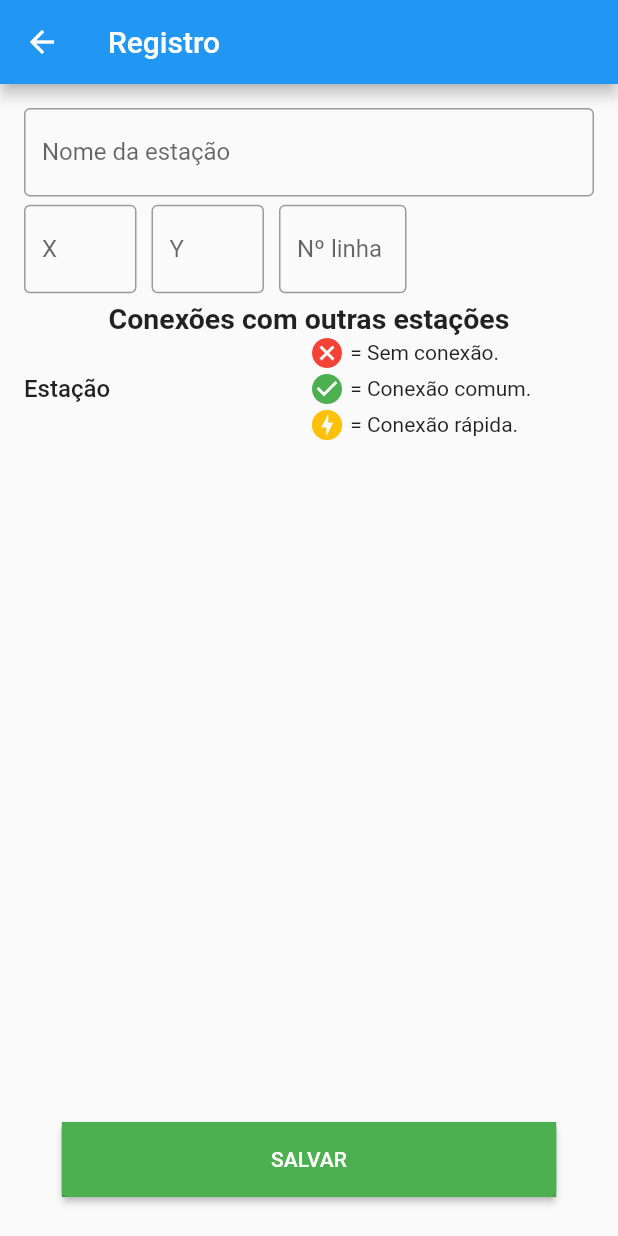
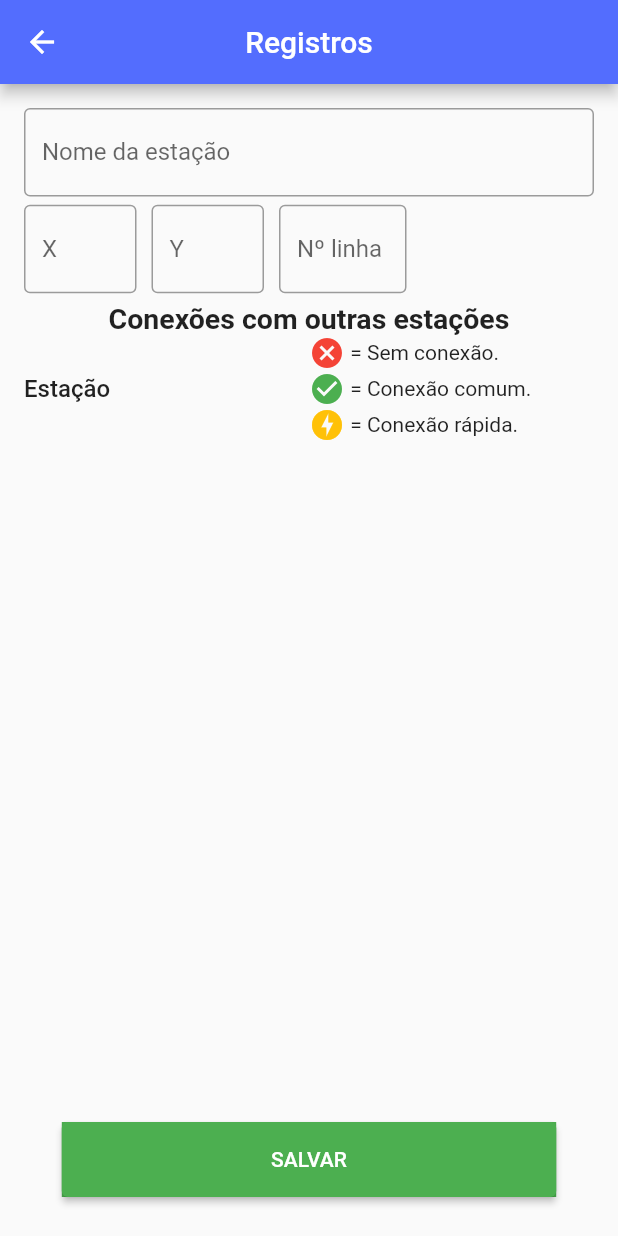
Before and after one commit to SantanaCosta/Route-Search, a Flutter app: the screen it shows after launch, item 3 of the bottom bar chosen, after a tap on the "add" icon, on a phone screen of 412 x 824 dp. Run offline on Flutter 3.47's test engine with Material 2 defaults, Android fonts, the phone set to English and light mode, and no system bars; our stand-ins replace dio, firebase_core, firebase_database, flutter_bloc; accounts and stored records are empty.

Commit message:
Novas cores

```diff
--- a/route_search/lib/main.dart
+++ b/route_search/lib/main.dart
@@ -30,9 +30,12 @@ class MyApp extends StatelessWidget {
         child: BlocListener<ManageBloc, ManageState>(
           listener: (context, state) {},
           child: MaterialApp(
-            title: 'Flutter Demo',
+            title: 'Route Search',
             theme: ThemeData(
-              primarySwatch: Colors.blue,
+              colorScheme: ColorScheme.fromSwatch().copyWith(
+                primary: Colors.indigoAccent,
+                secondary: Colors.indigoAccent,
+              ),
             ),
             home: const MyHomePage(title: 'Route Search'),
             initialRoute: '/',
--- a/route_search/lib/view/home_page.dart
+++ b/route_search/lib/view/home_page.dart
@@ -31,9 +31,6 @@ class _MyHomePageState extends State<MyHomePage> {
   @override
   Widget build(BuildContext context) {
     return Scaffold(
-        appBar: AppBar(
-          title: Text(widget.title),
-        ),
         body: _children[_currentIndex],
         bottomNavigationBar: BottomNavigationBar(
           onTap: onTabTapped,
@@ -41,15 +38,15 @@ class _MyHomePageState extends State<MyHomePage> {
           items: const [
             BottomNavigationBarItem(
               icon: Icon(Icons.home),
-              label: 'Initial',
+              label: 'Início',
             ),
             BottomNavigationBarItem(
               icon: Icon(Icons.map_outlined),
-              label: 'Routes',
+              label: 'Rotas',
             ),
             BottomNavigationBarItem(
               icon: Icon(Icons.train),
-              label: 'Stations',
+              label: 'Estações',
             ),
           ],
         ));
--- a/route_search/lib/view/initial_page.dart
+++ b/route_search/lib/view/initial_page.dart
@@ -14,29 +14,30 @@ class InitialPage extends StatelessWidget {
       ),
       Center(
         child: Padding(
-          padding: const EdgeInsets.all(16.0),
+          padding: const EdgeInsets.all(32.0),
           child: Column(
-            //mainAxisAlignment: MainAxisAlignment.center,
             crossAxisAlignment: CrossAxisAlignment.center,
-            children: const [
-              Text(
-                'Projeto de Mobile e IA',
-                textAlign: TextAlign.justify,
-                style: TextStyle(
-                  fontSize: 20,
-                  fontWeight: FontWeight.bold,
-                ),
-              ),
-              Text(
-                'Esse projeto tem como proposito nos ajudar a consolidar nosso conhecimentos nas disciplinas de Mobile e IA.',
-                textAlign: TextAlign.justify,
-                style: TextStyle(fontSize: 14),
-              ),
-              Text(
-                "Um app para testar buscas customizáveis com o algoritmo A*. Adicione estações, selecione as preferências de heurísticas e veja os caminhos serem trilhados!",
-                textAlign: TextAlign.justify,
-                style: TextStyle(fontSize: 14),
-              ),
+            children: [
+              Container(
+                  height: MediaQuery.of(context).size.height * 0.70,
+                  alignment: Alignment.bottomCenter,
+                  child: Text(
+                    "Um app para testar buscas customizáveis com o algoritmo A*. Adicione estações, selecione as preferências de heurísticas e veja os caminhos serem trilhados!",
+                    textAlign: TextAlign.justify,
+                    style: TextStyle(
+                      fontSize: 18,
+                      fontWeight: FontWeight.bold,
+                      fontFamily: "Roboto",
+                      color: Colors.black,
+                      shadows: [
+                        Shadow(
+                          color: Colors.black.withOpacity(0.25),
+                          offset: const Offset(1.0, 1.0),
+                          blurRadius: 4.0,
+                        ),
+                      ],
+                    ),
+                  )),
             ],
           ),
         ),
--- a/route_search/lib/view/station_register_page.dart
+++ b/route_search/lib/view/station_register_page.dart
@@ -20,7 +20,13 @@ class _StationRegisterPageState extends State<StationRegisterPage> {
   Widget build(BuildContext context) {
     return Scaffold(
         appBar: AppBar(
-          title: const Text('Registro'),
+          title: const Text(
+            "Registros",
+            style: TextStyle(
+              fontWeight: FontWeight.w500,
+            ),
+          ),
+          centerTitle: true,
         ),
         body: Padding(
           padding: const EdgeInsets.all(16.0),
--- a/route_search/lib/view/stations_page.dart
+++ b/route_search/lib/view/stations_page.dart
@@ -18,10 +18,20 @@ class StationsPage extends StatefulWidget {
 class _StationsPageState extends State<StationsPage> {
   @override
   Widget build(BuildContext context) {
-    return Stack(children: [
-      _handleListView(context),
-      _handleFloatingActionButton(context)
-    ]);
+    return Scaffold(
+        appBar: AppBar(
+          title: const Text(
+            "Estações",
+            style: TextStyle(
+              fontWeight: FontWeight.w500,
+            ),
+          ),
+          centerTitle: true,
+        ),
+        body: Stack(children: [
+          _handleListView(context),
+          _handleFloatingActionButton(context)
+        ]));
   }
 
   Widget _handleListView(BuildContext context) {
@@ -87,7 +97,6 @@ class _StationsPageState extends State<StationsPage> {
         bottom: alturaTela * 0.1,
         right: larguraTela * 0.1,
         child: FloatingActionButton(
-          backgroundColor: Colors.blue,
           onPressed: () {
             BlocProvider.of<ManageBloc>(context).add(InsertEvent());
             Navigator.pushNamed(context, '/registro');
```
Also changed, not shown: route_search/lib/view/lists_page.dart (+7 -1 lines), route_search/lib/view/routes_page.dart (+22 -10 lines), route_search/assets/background.png.
